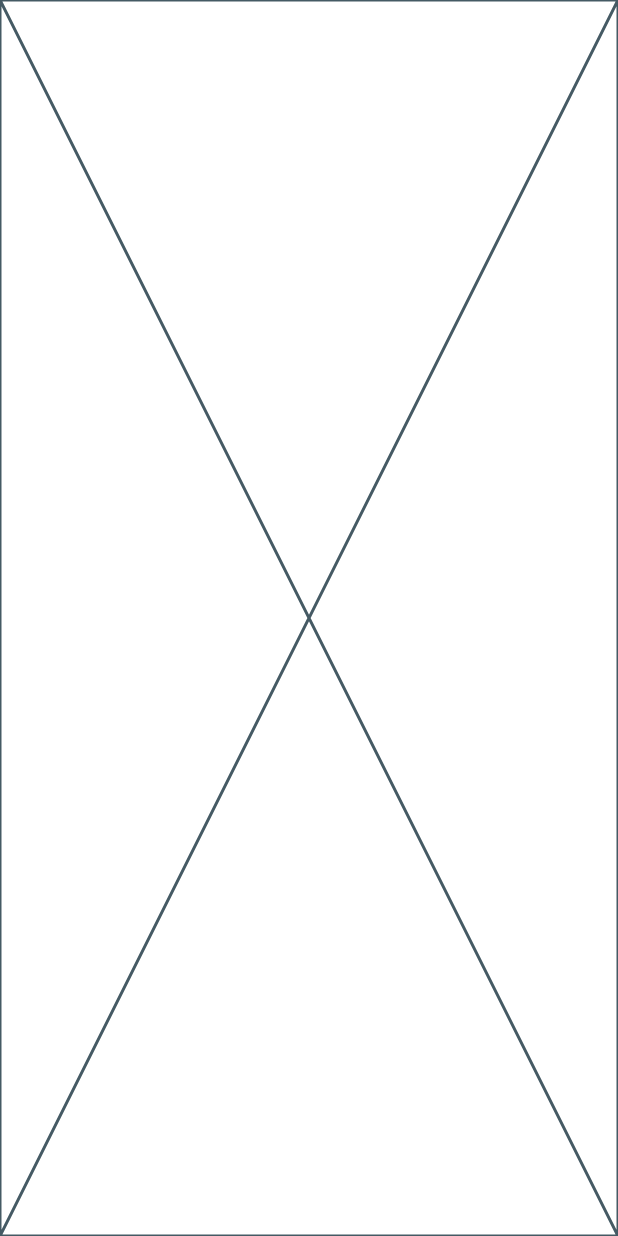
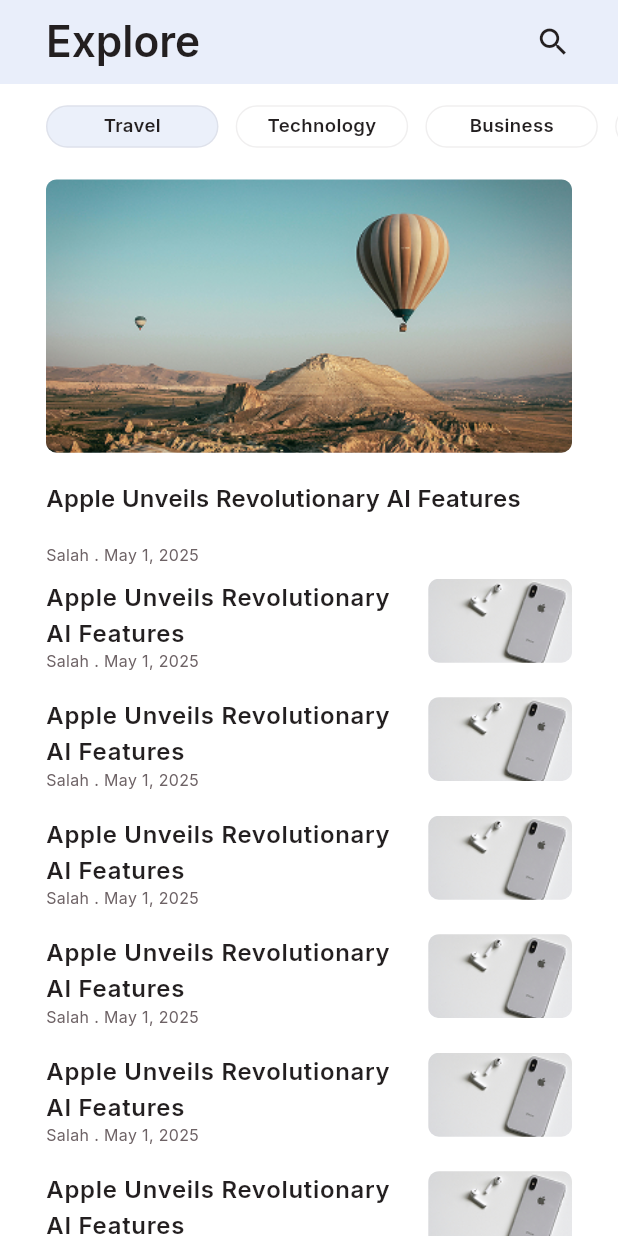
Before and after one commit to Salah248/news_app_pro, a Flutter app: the screen it shows after launch, on a phone screen of 412 x 824 dp. Run offline on Flutter 3.47's test engine with Material 3 defaults, Android fonts, the light colour scheme and no system bars; our stand-ins replace flutter_screenutil, go_router, google_fonts.

Commit message:
Add custom section widget and configuration files
- Introduced a new `CustomSection` widget in `custom_section.dart` for reusable UI components with title, subtitle, and image support.
- Added `devtools_options.yaml` to store settings for Dart & Flutter DevTools.
- Included a test UI image `test_ui.png` for use within the `CustomSection` widget.

```diff
--- /dev/null
+++ b/devtools_options.yaml
@@ -0,0 +1,3 @@
+description: This file stores settings for Dart & Flutter DevTools.
+documentation: https://docs.flutter.dev/tools/devtools/extensions#configure-extension-enablement-states
+extensions:
--- a/lib/main.dart
+++ b/lib/main.dart
@@ -13,7 +13,7 @@
   @override
   Widget build(BuildContext context) {
     return ScreenUtilInit(
-      designSize: Size(430.w, 932.h),
+      designSize: const Size(430, 932),
       minTextAdapt: true,
       splitScreenMode: true,
       builder: (context, child) {
--- a/lib/resources/color_manager.dart
+++ b/lib/resources/color_manager.dart
@@ -4,4 +4,5 @@
   static const primaryColor = Color(0xFF231F20);
   static const secondaryColor = Color(0xFF6D6265);
   static const whiteColor = Color(0xFFFFFFFF);
+  static const backgroundColor = Color(0xffE9EEFA);
 }
--- a/lib/ui/screens/home_screen.dart
+++ b/lib/ui/screens/home_screen.dart
@@ -1,4 +1,10 @@
 import 'package:flutter/material.dart';
+import 'package:flutter_screenutil/flutter_screenutil.dart';
+import 'package:go_router/go_router.dart';
+import 'package:news_app_pro/resources/color_manager.dart';
+import 'package:news_app_pro/resources/routes_manager.dart';
+import 'package:news_app_pro/resources/style_manage.dart';
+import 'package:news_app_pro/ui/widgets/custom_section.dart';
 
 class HomeScreen extends StatefulWidget {
   const HomeScreen({super.key});
@@ -8,8 +14,128 @@
 }
 
 class _HomeScreenState extends State<HomeScreen> {
+  final Color _color = Colors.transparent;
+  String? _selectedCategory = 'Travel';
+
   @override
   Widget build(BuildContext context) {
-    return const Placeholder();
+    return Scaffold(
+      appBar: AppBar(
+        titleSpacing: 32.w,
+        elevation: 0,
+        actions: [
+          IconButton(
+            onPressed: () => context.push(Routes.search),
+            icon: const Icon(Icons.search, color: ColorManager.primaryColor),
+          ),
+          SizedBox(width: 20.w),
+        ],
+        backgroundColor: const Color(0xffE9EEFA),
+        title: Text('Explore', style: StyleManager.heading),
+      ),
+      body: Column(
+        crossAxisAlignment: CrossAxisAlignment.start,
+        mainAxisAlignment: MainAxisAlignment.center,
+        children: [
+          SizedBox(height: 16.h),
+          SizedBox(
+            height: 32.h,
+            width: double.infinity,
+            child: ListView(
+              shrinkWrap: true,
+              padding: EdgeInsets.symmetric(horizontal: 32.w),
+              scrollDirection: Axis.horizontal,
+              children: [
+                _customCategory(title: 'Travel', onTap: () {}),
+                SizedBox(width: 12.w),
+                _customCategory(title: 'Technology', onTap: () {}),
+                SizedBox(width: 12.w),
+                _customCategory(title: 'Business', onTap: () {}),
+                SizedBox(width: 12.w),
+                _customCategory(title: 'Entertainment', onTap: () {}),
+              ],
+            ),
+          ),
+          SizedBox(height: 24.h),
+          Expanded(
+            child: ListView(
+              padding: EdgeInsets.symmetric(horizontal: 32.w),
+              shrinkWrap: true,
+              children: [
+                SizedBox(
+                  width: 366.w,
+                  height: 292.h,
+                  child: Column(
+                    crossAxisAlignment: CrossAxisAlignment.start,
+                    mainAxisAlignment: MainAxisAlignment.spaceBetween,
+                    children: [
+                      Container(
+                        width: 366.w,
+                        height: 206.h,
+                        clipBehavior: Clip.antiAlias,
+                        decoration: BoxDecoration(
+                          borderRadius: BorderRadius.circular(8.r),
+                        ),
+                        child: Image.asset(
+                          'asset/images/Image.png',
+                          fit: BoxFit.cover,
+                        ),
+                      ),
+                      Text(
+                        'Apple Unveils Revolutionary AI Features',
+                        style: StyleManager.bodyTitle,
+                      ),
+                      Text(
+                        'Salah . May 1, 2025',
+                        style: StyleManager.bodySubTitle,
+                      ),
+                    ],
+                  ),
+                ),
+                ListView.builder(
+                  shrinkWrap: true,
+                  physics: const NeverScrollableScrollPhysics(),
+                  itemCount: 10,
+                  itemBuilder: (context, index) => CustomSection(
+                    title: 'Apple Unveils Revolutionary AI Features',
+                    subTitle: 'Salah . May 1, 2025',
+                    onTap: () {},
+                  ),
+                ),
+              ],
+            ),
+          ),
+        ],
+      ),
+    );
+  }
+
+  Widget _customCategory({String? title, void Function()? onTap}) {
+    final bool isSelected = _selectedCategory == title;
+    return InkWell(
+      onTap: () {
+        setState(() {
+          _selectedCategory = title; // حفظ الاختيار
+        });
+        onTap?.call();
+      },
+      borderRadius: BorderRadius.circular(56.r),
+      child: Container(
+        width: 120.w,
+        height: 32.h,
+        alignment: Alignment.center,
+        decoration: BoxDecoration(
+          color: isSelected
+              ? ColorManager.backgroundColor.withAlpha((255 * .9).round())
+              : _color,
+          borderRadius: BorderRadius.circular(56.r),
+          border: Border.all(
+            width: 1.w,
+            color: ColorManager.secondaryColor.withAlpha((255 * .1).round()),
+          ),
+        ),
+        child: Text(title ?? '', style: StyleManager.categoryTitle),
+      ),
+    );
   }
 }
--- /dev/null
+++ b/lib/ui/widgets/custom_section.dart
@@ -0,0 +1,42 @@
+import 'package:flutter/material.dart';
+import 'package:flutter_screenutil/flutter_screenutil.dart';
+import 'package:news_app_pro/resources/style_manage.dart';
+
+class CustomSection extends StatelessWidget {
+  const CustomSection({
+    super.key,
+    this.title,
+    this.subTitle,
+    this.imageName,
+    this.onTap,
+  });
+  final String? title;
+  final String? subTitle;
+  final String? imageName;
+  final void Function()? onTap;
+
+  @override
+  Widget build(BuildContext context) {
+    return ListTile(
+      contentPadding: EdgeInsets.zero,
+      minTileHeight: 80.h,
+      titleAlignment: ListTileTitleAlignment.top,
+      onTap: onTap,
+      trailing: Container(
+        width: 100.w,
+        height: 80.h,
+        clipBehavior: Clip.antiAlias,
+        decoration: BoxDecoration(borderRadius: BorderRadius.circular(8.r)),
+        child: Image.asset(
+          width: 100.w,
+          height: 80.h,
+          imageName ?? 'asset/images/test_ui.png',
+          fit: BoxFit.cover,
+        ),
+      ),
+      minLeadingWidth: 0,
+      title: Text(title ?? '', style: StyleManager.bodyTitle, maxLines: 2),
+      subtitle: Text(subTitle ?? '', style: StyleManager.bodySubTitle),
+    );
+  }
+}
--- a/pubspec.yaml
+++ b/pubspec.yaml
@@ -51,8 +51,8 @@
   # the material Icons class.
   uses-material-design: true
   # To add assets to your application, add an assets section, like this:
-  # assets:
-  #   - images/a_dot_burr.jpeg
+  assets:
+    - asset/images/
   #   - images/a_dot_ham.jpeg
   # An image asset can refer to one or more resolution-specific "variants", see
   # https://flutter.dev/to/resolution-aware-images
```
Also changed, not shown: asset/images/Image.png (added), asset/images/test_ui.png (added), 2 other files.
